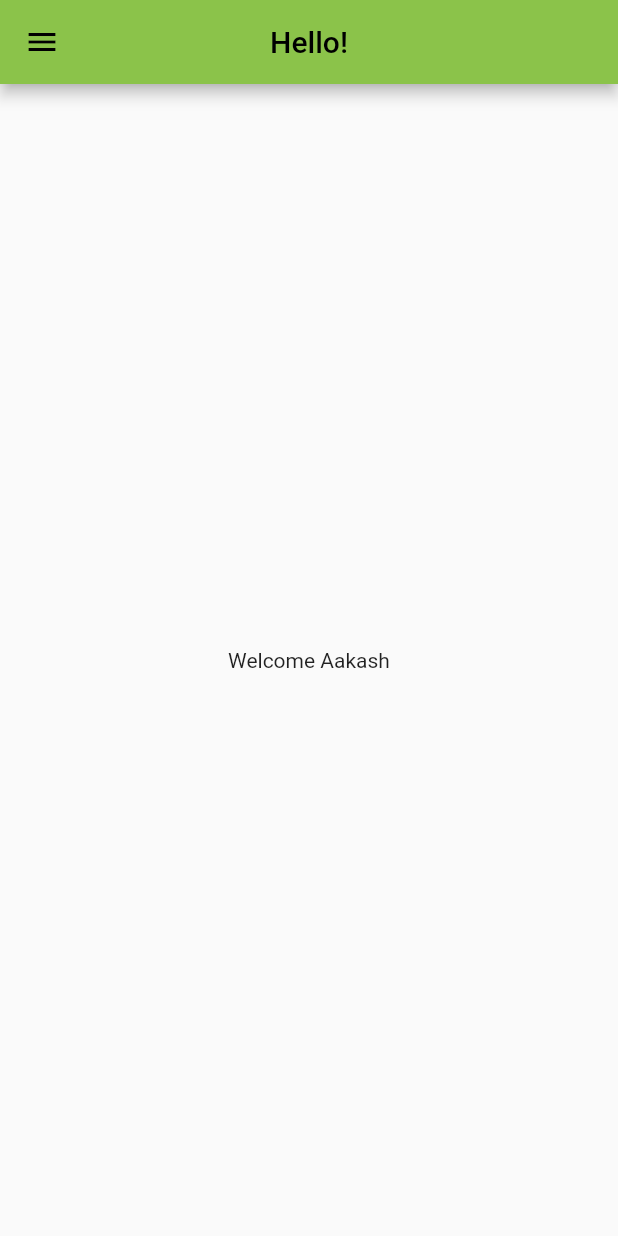
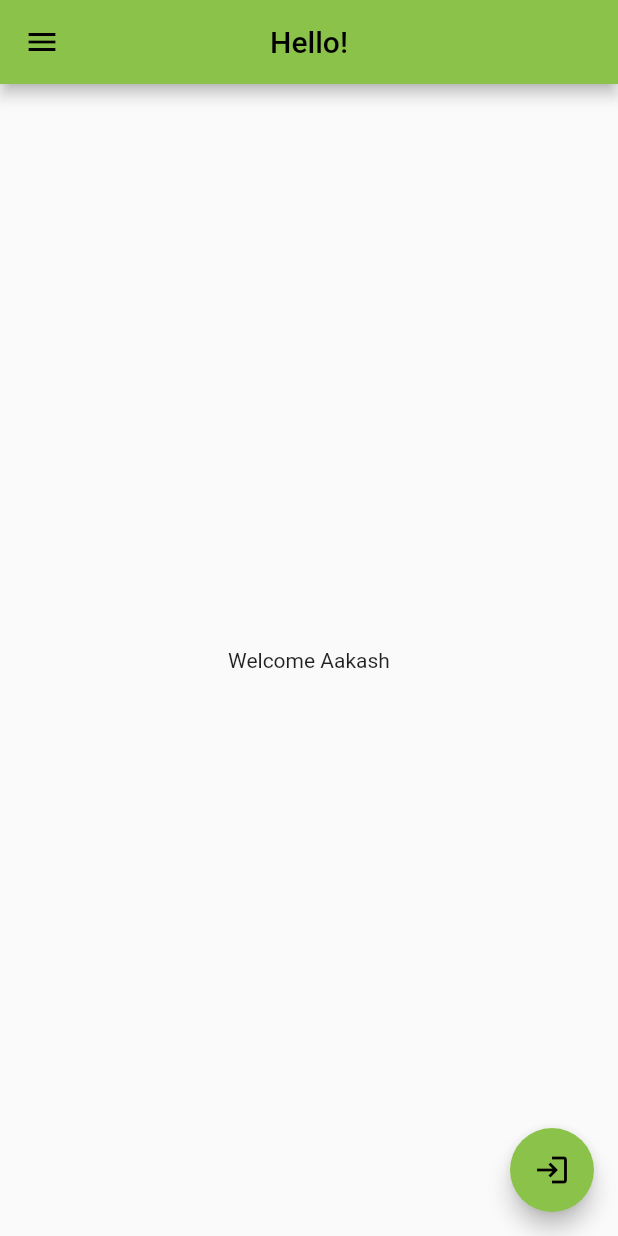
Before and after one commit to aakashstha1/Flutter, a Flutter app: the HomePage screen opened by its route, on a phone screen of 412 x 824 dp. Run offline on Flutter 3.47's test engine with Material 2 defaults, Android fonts, the phone set to English and light mode, and no system bars.

Commit message:
Second Commit

```diff
--- a/lib/pages/home_page.dart
+++ b/lib/pages/home_page.dart
@@ -1,11 +1,9 @@
 import 'package:flutter/material.dart';
-
-
+import 'package:practice/utils/routes.dart';
 
 class HomePage extends StatelessWidget {
   const HomePage({super.key});
   @override
-
   Widget build(BuildContext context) {
     return Scaffold(
       appBar: AppBar(
@@ -16,6 +14,13 @@ class HomePage extends StatelessWidget {
         child: Text("Welcome Aakash"),
       ),
       drawer: Drawer(),
+      floatingActionButton: FloatingActionButton(
+        onPressed: () {
+          Navigator.pushNamed(context, MyRoutes.loginRoute);
+        },
+        child: Icon(Icons.login),
+      ),
+      floatingActionButtonLocation: FloatingActionButtonLocation.endFloat,
     );
   }
 }
--- /dev/null
+++ b/lib/utils/routes.dart
@@ -0,0 +1,5 @@
+class MyRoutes {
+  static String loginRoute = "/login";
+    static String homeRoute = "/home";
+
+}
```
Also changed, not shown: lib/main.dart (+5 -3 lines), lib/pages/login_page.dart (+10 -3 lines).
